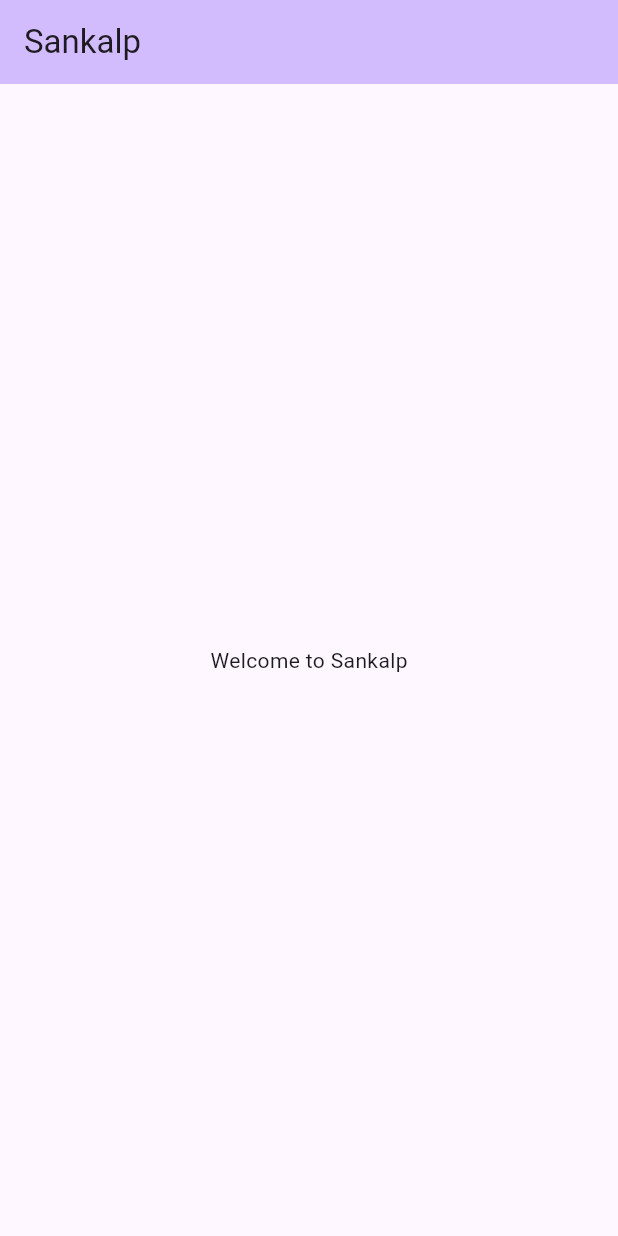
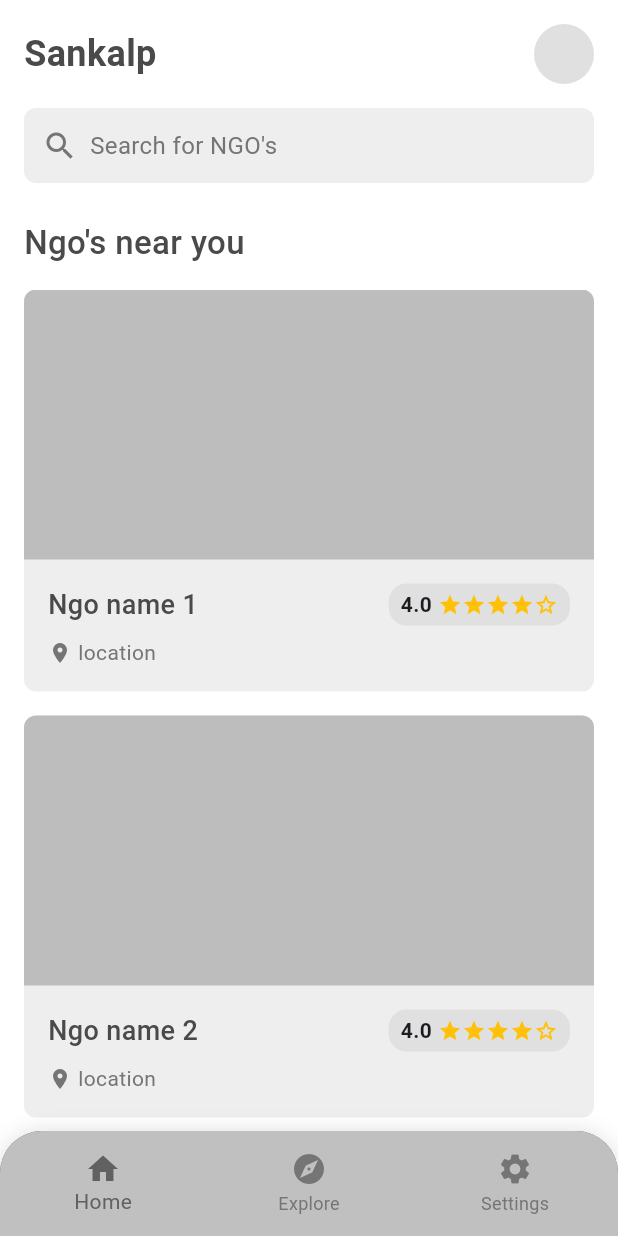
Before and after one commit to GDSC-NGO/sankalp-app-frontend, a Flutter app: the screen it shows after launch, on a phone screen of 412 x 824 dp. Run offline on Flutter 3.47's test engine with Material 3 defaults, Android fonts, the phone set to English and light mode, and no system bars.

Commit message:
created homepage and BottomNavbar.

```diff
--- /dev/null
+++ b/lib/component/bottomnavbar.dart
@@ -0,0 +1,45 @@
+import 'package:flutter/material.dart';
+
+class NavBar extends StatelessWidget {
+  const NavBar({super.key});
+
+  @override
+  Widget build(BuildContext context) {
+    return Container(
+      height: 70, // Increased height
+      decoration: const BoxDecoration(
+        color: Color(
+          0xFF616161,
+        ), // Equivalent constant color for Colors.grey[700]
+        borderRadius: BorderRadius.only(
+          topLeft: Radius.circular(28),
+          topRight: Radius.circular(28),
+        ),
+        boxShadow: [BoxShadow(color: Colors.black12, blurRadius: 12)],
+      ),
+      child: ClipRRect(
+        borderRadius: const BorderRadius.only(
+          topLeft: Radius.circular(28),
+          topRight: Radius.circular(28),
+        ),
+        child: BottomNavigationBar(
+          selectedItemColor: Colors.grey[700],
+          unselectedItemColor: Colors.grey[600],
+          backgroundColor: Color(0xFFC0C0C0),
+          elevation: 0, // Remove default shadow
+          items: const [
+            BottomNavigationBarItem(icon: Icon(Icons.home), label: 'Home'),
+            BottomNavigationBarItem(
+              icon: Icon(Icons.explore),
+              label: 'Explore',
+            ),
+            BottomNavigationBarItem(
+              icon: Icon(Icons.settings),
+              label: 'Settings',
+            ),
+          ],
+        ),
+      ),
+    );
+  }
+}
--- /dev/null
+++ b/lib/component/ngocard.dart
@@ -0,0 +1,104 @@
+import 'package:flutter/material.dart';
+
+class NGOCard extends StatelessWidget {
+  final String name;
+  final double rating;
+
+  const NGOCard({Key? key, required this.name, required this.rating})
+    : super(key: key);
+
+  @override
+  Widget build(BuildContext context) {
+    return Container(
+      decoration: BoxDecoration(
+        color: Colors.grey[200],
+        borderRadius: BorderRadius.circular(8),
+      ),
+      child: Column(
+        crossAxisAlignment: CrossAxisAlignment.start,
+        children: [
+          // Image placeholder
+          Container(
+            height: 180,
+            width: double.infinity,
+            decoration: BoxDecoration(
+              color: Colors.grey[400],
+              borderRadius: const BorderRadius.only(
+                topLeft: Radius.circular(8),
+                topRight: Radius.circular(8),
+              ),
+            ),
+          ),
+          Padding(
+            padding: const EdgeInsets.all(16.0),
+            child: Column(
+              crossAxisAlignment: CrossAxisAlignment.start,
+              children: [
+                // NGO name and rating
+                Row(
+                  mainAxisAlignment: MainAxisAlignment.spaceBetween,
+                  children: [
+                    Text(
+                      name,
+                      style: const TextStyle(
+                        fontSize: 18,
+                        fontWeight: FontWeight.w500,
+                        color: Color(0xFF4A4A4A),
+                      ),
+                    ),
+                    Container(
+                      padding: const EdgeInsets.symmetric(
+                        horizontal: 8,
+                        vertical: 4,
+                      ),
+                      decoration: BoxDecoration(
+                        color: Colors.grey[300],
+                        borderRadius: BorderRadius.circular(12),
+                      ),
+                      child: Row(
+                        children: [
+                          Text(
+                            rating.toString(),
+                            style: const TextStyle(
+                              fontWeight: FontWeight.bold,
+                              fontSize: 14,
+                            ),
+                          ),
+                          const SizedBox(width: 4),
+                          Row(
+                            children: List.generate(
+                              5,
+                              (index) => Icon(
+                                index < rating.floor()
+                                    ? Icons.star
+                                    : Icons.star_border,
+                                color: Colors.amber,
+                                size: 16,
+                              ),
+                            ),
+                          ),
+                        ],
+                      ),
+                    ),
+                  ],
+                ),
+                const SizedBox(height: 8),
+                // Location
+                Row(
+                  children: [
+                    Icon(Icons.location_on, size: 16, color: Colors.grey[600]),
+                    const SizedBox(width: 4),
+                    Text(
+                      'location',
+                      style: TextStyle(fontSize: 14, color: Colors.grey[600]),
+                    ),
+                  ],
+                ),
+              ],
+            ),
+          ),
+        ],
+      ),
+    );
+  }
+}
--- a/lib/main.dart
+++ b/lib/main.dart
@@ -6,7 +6,6 @@ void main() {
 }
 
 class MyApp extends StatelessWidget {
-  // remove debug banner
   const MyApp({super.key});
   @override
   Widget build(BuildContext context) {
--- a/lib/pages/homepage.dart
+++ b/lib/pages/homepage.dart
@@ -1,4 +1,6 @@
 import 'package:flutter/material.dart';
+import 'package:sankalp/component/bottomnavbar.dart';
+import 'package:sankalp/component/ngocard.dart';
 
 class MyHomePage extends StatefulWidget {
   const MyHomePage({super.key, required this.title});
@@ -12,16 +14,78 @@ class _MyHomePageState extends State<MyHomePage> {
   @override
   Widget build(BuildContext context) {
     return Scaffold(
-      appBar: AppBar(
-        backgroundColor: Theme.of(context).colorScheme.inversePrimary,
-        title: Text(widget.title),
-      ),
-      body: Center(
-        child: Column(
-          mainAxisAlignment: MainAxisAlignment.center,
-          children: <Widget>[const Text('Welcome to Sankalp')],
+      backgroundColor: Colors.white,
+      body: SafeArea(
+        child: Padding(
+          padding: const EdgeInsets.symmetric(horizontal: 16.0),
+          child: Column(
+            crossAxisAlignment: CrossAxisAlignment.start,
+            children: [
+              const SizedBox(height: 16),
+              // App header with title and profile icon
+              Row(
+                mainAxisAlignment: MainAxisAlignment.spaceBetween,
+                children: [
+                  const Text(
+                    'Sankalp',
+                    style: TextStyle(
+                      fontSize: 24,
+                      fontWeight: FontWeight.bold,
+                      color: Color(0xFF4A4A4A),
+                    ),
+                  ),
+                  CircleAvatar(backgroundColor: Colors.grey[300], radius: 20),
+                ],
+              ),
+              const SizedBox(height: 16),
+              // Search bar
+              Container(
+                height: 50,
+                decoration: BoxDecoration(
+                  color: Colors.grey[200],
+                  borderRadius: BorderRadius.circular(8),
+                ),
+                child: Row(
+                  children: [
+                    const SizedBox(width: 12),
+                    Icon(Icons.search, color: Colors.grey[600]),
+                    const SizedBox(width: 8),
+                    Text(
+                      "Search for NGO's",
+                      style: TextStyle(color: Colors.grey[600], fontSize: 16),
+                    ),
+                  ],
+                ),
+              ),
+              const SizedBox(height: 24),
+              // NGOs near you title
+              const Text(
+                "Ngo's near you",
+                style: TextStyle(
+                  fontSize: 22,
+                  fontWeight: FontWeight.w500,
+                  color: Color(0xFF4A4A4A),
+                ),
+              ),
+              const SizedBox(height: 16),
+              // NGO listing (scrollable)
+              Expanded(
+                child: ListView(
+                  children: const [
+                    NGOCard(name: "Ngo name 1", rating: 4.0),
+                    SizedBox(height: 16),
+                    NGOCard(name: "Ngo name 2", rating: 4.0),
+                    SizedBox(height: 16),
+                    NGOCard(name: "Ngo name 3", rating: 4.2),
+                    SizedBox(height: 16),
+                  ],
+                ),
+              ),
+            ],
+          ),
         ),
       ),
+      bottomNavigationBar: NavBar(),
     );
   }
 }
```
Also changed, not shown: assets/icons/appicon.png (added), assets/images/sankalp.png (added).
